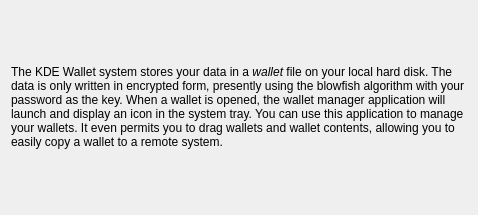
Above: kwalletd/kwalletwizardpageexplanation.ui from KDE/kde-runtime before the change. Below: the same form after it.
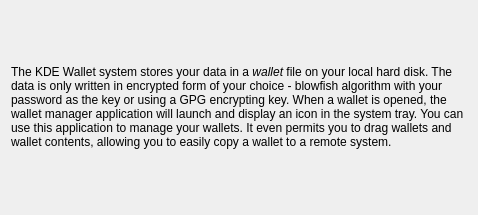
That is the form after the change.

Commit message:
New wallet wizard now supports GPG-based wallets
The KWalletWizard class has now been modified to show GPG options
on the systems where QGpgme is present.

Diff of the .ui file:
```diff
--- a/kwalletd/kwalletwizardpageexplanation.ui
+++ b/kwalletd/kwalletwizardpageexplanation.ui
@@ -11,9 +11,9 @@
   </property>
   <layout class="QVBoxLayout" >
    <item>
-    <widget class="QLabel" name="textLabel2_3" >
-     <property name="text" >
-      <string>The KDE Wallet system stores your data in a &lt;i>wallet&lt;/i> file on your local hard disk.  The data is only written in encrypted form, presently using the blowfish algorithm with your password as the key.  When a wallet is opened, the wallet manager application will launch and display an icon in the system tray.  You can use this application to manage your wallets.  It even permits you to drag wallets and wallet contents, allowing you to easily copy a wallet to a remote system.</string>
+    <widget class="QLabel" name="textLabel2_3">
+     <property name="text">
+      <string>&lt;html&gt;&lt;head/&gt;&lt;body&gt;&lt;p&gt;The KDE Wallet system stores your data in a &lt;span style=&quot; font-style:italic;&quot;&gt;wallet&lt;/span&gt; file on your local hard disk. The data is only written in encrypted form of your choice - blowfish algorithm with your password as the key or using a GPG encrypting key. When a wallet is opened, the wallet manager application will launch and display an icon in the system tray. You can use this application to manage your wallets. It even permits you to drag wallets and wallet contents, allowing you to easily copy a wallet to a remote system.&lt;/p&gt;&lt;/body&gt;&lt;/html&gt;</string>
      </property>
      <property name="textFormat" >
       <enum>Qt::RichText</enum>
```
Left out of the diff: 13 changed lines with no effect on the pictures. The commit also changes 11 other files.
